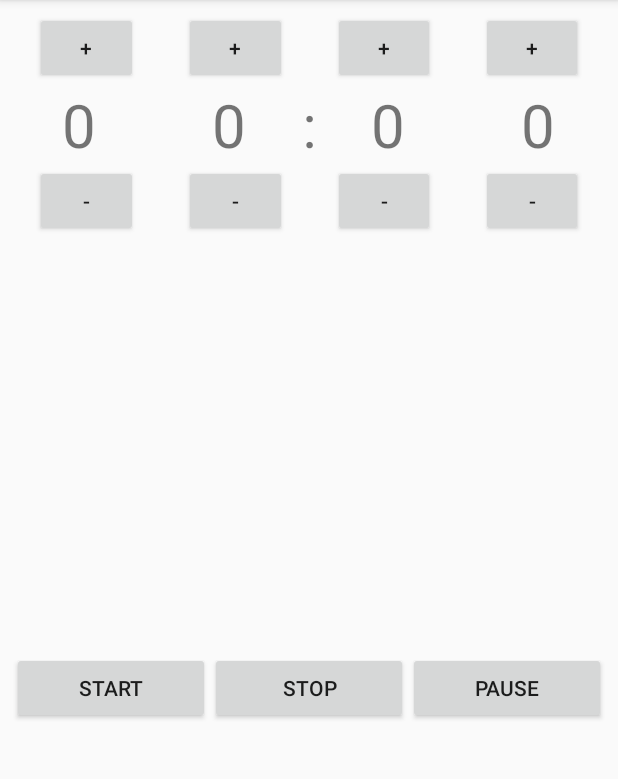
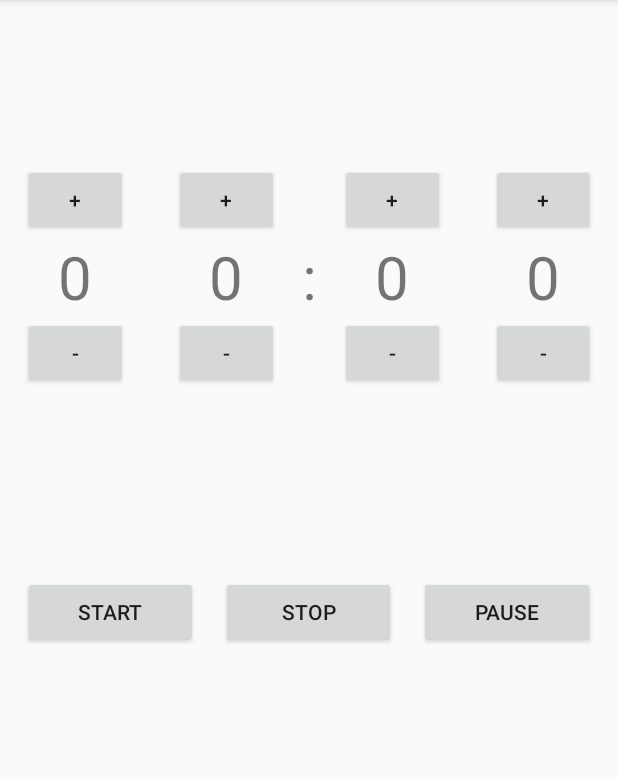
Before and after one commit to PotatoBooi/TimerBeta, an Android app: the screen it shows after launch (MainActivity), on a phone screen of 412 x 824 dp, the part 84-863 px from its top. Run offline under Robolectric (Android 15) with nearby library versions, the phone set to English and light mode, and no system bars.

Commit message:
New UI made using only LinearLayouts

```diff
--- a/app/src/main/res/layout/activity_main.xml
+++ b/app/src/main/res/layout/activity_main.xml
@@ -1,129 +1,144 @@
 <?xml version="1.0" encoding="utf-8"?>
-<android.support.constraint.ConstraintLayout
-        xmlns:android="http://schemas.android.com/apk/res/android"
-        xmlns:tools="http://schemas.android.com/tools"
-        xmlns:app="http://schemas.android.com/apk/res-auto"
+<LinearLayout xmlns:android="http://schemas.android.com/apk/res/android"
               android:layout_width="match_parent"
-        android:layout_height="match_parent"
-        tools:context=".MainActivity">
+              android:layout_height="match_parent" android:orientation="vertical"
+>
+    <LinearLayout
+            android:layout_width="match_parent"
+            android:layout_height="0dp"
+            android:orientation="horizontal"
+            android:layout_weight="1"
+            android:gravity="center"
 
-
+    >
         <LinearLayout
+                android:layout_width="wrap_content"
+                android:layout_height="wrap_content"
                 android:orientation="vertical"
-            android:layout_width="match_parent"
-            android:layout_height="0dp" android:layout_marginTop="8dp"
-            app:layout_constraintTop_toTopOf="parent" android:layout_marginBottom="8dp"
-            app:layout_constraintBottom_toBottomOf="parent" app:layout_constraintEnd_toEndOf="parent"
-            android:layout_marginEnd="8dp" android:layout_marginRight="8dp"
-            app:layout_constraintStart_toStartOf="parent" android:layout_marginLeft="8dp"
-            android:layout_marginStart="8dp" app:layout_constraintHorizontal_bias="0.0"
-            app:layout_constraintVertical_bias="0.531">
-        <LinearLayout android:layout_width="match_parent" android:layout_height="wrap_content"
-                      android:orientation="horizontal"
-        >
-
+                android:layout_weight="1">
 
             <Button
                     android:layout_marginHorizontal="15dp"
                     android:text="+"
-                    android:layout_width="wrap_content"
+                    android:layout_width="match_parent"
                     android:layout_height="wrap_content" android:id="@+id/buttonPlus1" android:layout_weight="1"
                     android:onClick="onClick"/>
+            <TextView
+                    android:layout_marginHorizontal="15dp"
+                    android:text="0"
+                    android:layout_width="match_parent"
+                    android:layout_height="wrap_content" android:id="@+id/textViewMinutesDec" android:layout_weight="1"
+                    android:textSize="40sp"
+                    android:textAlignment="center"
+            />
+            <Button
+                    android:layout_marginHorizontal="15dp"
+                    android:text="-"
+                    android:layout_width="match_parent"
+                    android:layout_height="wrap_content" android:id="@+id/buttonMinus1" android:layout_weight="1"
+                    android:onClick="onClick"/>
+
+        </LinearLayout>
+        <LinearLayout
+                android:layout_width="wrap_content"
+                android:layout_height="wrap_content"
+                android:orientation="vertical"
+                android:layout_weight="1">
+
             <Button
                     android:layout_marginHorizontal="15dp"
                     android:text="+"
-                    android:layout_width="wrap_content"
+                    android:layout_width="match_parent"
                     android:layout_height="wrap_content" android:id="@+id/buttonPlus2" android:layout_weight="1"
                     android:onClick="onClick"/>
+            <TextView
+                    android:layout_marginHorizontal="15dp"
+                    android:text="0"
+                    android:layout_width="match_parent"
+                    android:layout_height="wrap_content" android:id="@+id/textViewMinutes" android:layout_weight="1"
+                    android:textSize="40sp"
+                    android:textAlignment="center"
+            />
+            <Button
+                    android:layout_marginHorizontal="15dp"
+                    android:text="-"
+                    android:layout_width="match_parent"
+                    android:layout_height="wrap_content" android:id="@+id/buttonMinus2" android:layout_weight="1"
+                    android:onClick="onClick"/>
+
+        </LinearLayout>
+        <TextView android:layout_width="wrap_content" android:layout_height="match_parent"
+                  android:text=":"
+                  android:gravity="center"
+                  android:textSize="40sp"
+        />
+
+        <LinearLayout
+                android:layout_width="wrap_content"
+                android:layout_height="wrap_content"
+                android:orientation="vertical"
+                android:layout_weight="1">
+
             <Button
                     android:layout_marginHorizontal="15dp"
                     android:text="+"
-                    android:layout_width="wrap_content"
+                    android:layout_width="match_parent"
                     android:layout_height="wrap_content" android:id="@+id/buttonPlus3" android:layout_weight="1"
                     android:onClick="onClick"/>
+            <TextView
+                    android:layout_marginHorizontal="15dp"
+                    android:text="0"
+                    android:layout_width="match_parent"
+                    android:layout_height="wrap_content" android:id="@+id/textViewSecondsDec" android:layout_weight="1"
+                    android:textSize="40sp"
+                    android:textAlignment="center"
+            />
+            <Button
+                    android:layout_marginHorizontal="15dp"
+                    android:text="-"
+                    android:layout_width="match_parent"
+                    android:layout_height="wrap_content" android:id="@+id/buttonMinus3" android:layout_weight="1"
+                    android:onClick="onClick"/>
+
+        </LinearLayout>
+        <LinearLayout
+                android:layout_width="wrap_content"
+                android:layout_height="wrap_content"
+                android:orientation="vertical"
+                android:layout_weight="1">
+
             <Button
                     android:layout_marginHorizontal="15dp"
                     android:text="+"
-                    android:layout_width="wrap_content"
+                    android:layout_width="match_parent"
                     android:layout_height="wrap_content" android:id="@+id/buttonPlus4" android:layout_weight="1"
                     android:onClick="onClick"/>
-        </LinearLayout>
-        <LinearLayout android:layout_width="match_parent" android:layout_height="wrap_content"
-                      android:orientation="horizontal">
-
-
             <TextView
                     android:layout_marginHorizontal="15dp"
                     android:text="0"
-                    android:layout_width="wrap_content"
-                    android:layout_height="wrap_content" android:id="@+id/textViewMinutesDec" android:layout_weight="1"
-                    android:textSize="40sp"
-                    android:textAlignment="center"/>
-            <TextView
-                    android:layout_marginLeft="25dp"
+                    android:layout_width="match_parent"
+                    android:layout_height="wrap_content" android:id="@+id/textViewSeconds" android:layout_weight="1"
                     android:textSize="40sp"
                     android:textAlignment="center"
-                    android:text="0"
-                    android:layout_width="wrap_content"
-                    android:layout_height="wrap_content" android:id="@+id/textViewMinutes" android:layout_weight="1"
             />
-            <TextView
-
-                    android:textSize="40sp"
-                    android:textAlignment="center"
-                    android:text=":"
-                    android:layout_width="wrap_content"
-                    android:layout_height="wrap_content" android:id="@+id/textView4" android:layout_weight="1"/>
-            <TextView
-                    android:layout_marginRight="25dp"
-                    android:textSize="40sp"
-                    android:textAlignment="center"
-                    android:text="0"
-                    android:layout_width="wrap_content"
-                    android:layout_height="wrap_content" android:id="@+id/textViewSecondsDec"
-                    android:layout_weight="1"/>
-            <TextView
-                    android:layout_marginHorizontal="15dp"
-                    android:textSize="40sp"
-                    android:textAlignment="center"
-                    android:text="0"
-                    android:layout_width="wrap_content"
-                    android:layout_height="wrap_content" android:id="@+id/textViewSeconds" android:layout_weight="1"/>
-        </LinearLayout>
-        <LinearLayout android:layout_width="match_parent" android:layout_height="wrap_content"
-                      android:orientation="horizontal">
-
-
             <Button
                     android:layout_marginHorizontal="15dp"
                     android:text="-"
-                    android:layout_width="wrap_content"
-                    android:layout_height="wrap_content" android:id="@+id/buttonMinus1" android:layout_weight="1"
-                    android:onClick="onClick"/>
-            <Button
-                    android:layout_marginHorizontal="15dp"
-                    android:text="-"
-                    android:layout_width="wrap_content"
-                    android:layout_height="wrap_content" android:id="@+id/buttonMinus2" android:layout_weight="1"
-                    android:onClick="onClick"/>
-            <Button
-                    android:layout_marginHorizontal="15dp"
-                    android:text="-"
-                    android:layout_width="wrap_content"
-                    android:layout_height="wrap_content" android:id="@+id/buttonMinus3" android:layout_weight="1"
-                    android:onClick="onClick"/>
-            <Button
-                    android:layout_marginHorizontal="15dp"
-                    android:text="-"
-                    android:layout_width="wrap_content"
+                    android:layout_width="match_parent"
                     android:layout_height="wrap_content" android:id="@+id/buttonMinus4" android:layout_weight="1"
                     android:onClick="onClick"/>
+
+        </LinearLayout>
+
     </LinearLayout>
     <LinearLayout
-                android:orientation="horizontal"
             android:layout_width="match_parent"
-                android:layout_height="match_parent" android:gravity="center">
+            android:layout_height="0dp"
+            android:layout_margin="15dp"
+            android:layout_weight="1"
+    >
         <Button
+                android:layout_marginRight="15dp"
                 android:text="Start"
                 android:onClick="onClick"
                 android:layout_width="wrap_content"
@@ -134,6 +149,7 @@
                 android:layout_width="wrap_content"
                 android:layout_height="wrap_content" android:id="@+id/buttonStop" android:layout_weight="1"/>
         <Button
+                android:layout_marginLeft="15dp"
                 android:text="Pause"
                 android:onClick="onClick"
                 android:layout_width="wrap_content"
@@ -142,4 +158,3 @@
 
 
 </LinearLayout>
-</android.support.constraint.ConstraintLayout>
```
Lines whose indentation alone changed are shown as unchanged.
